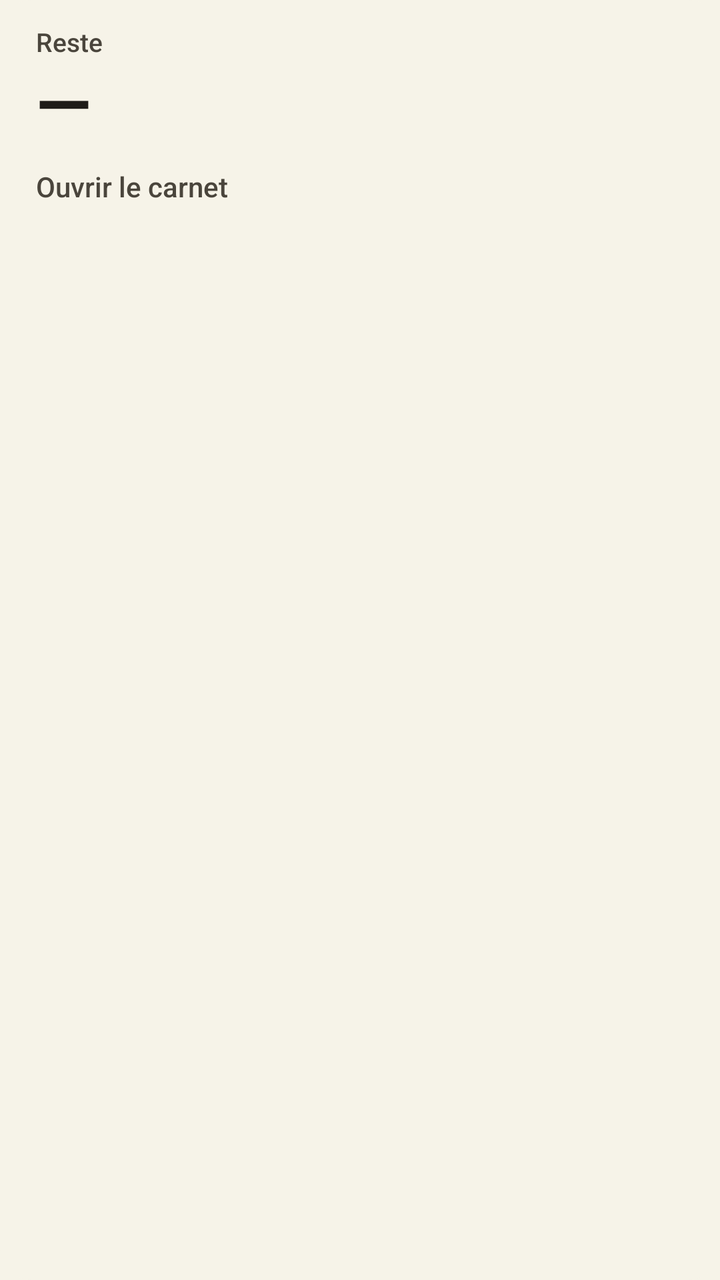
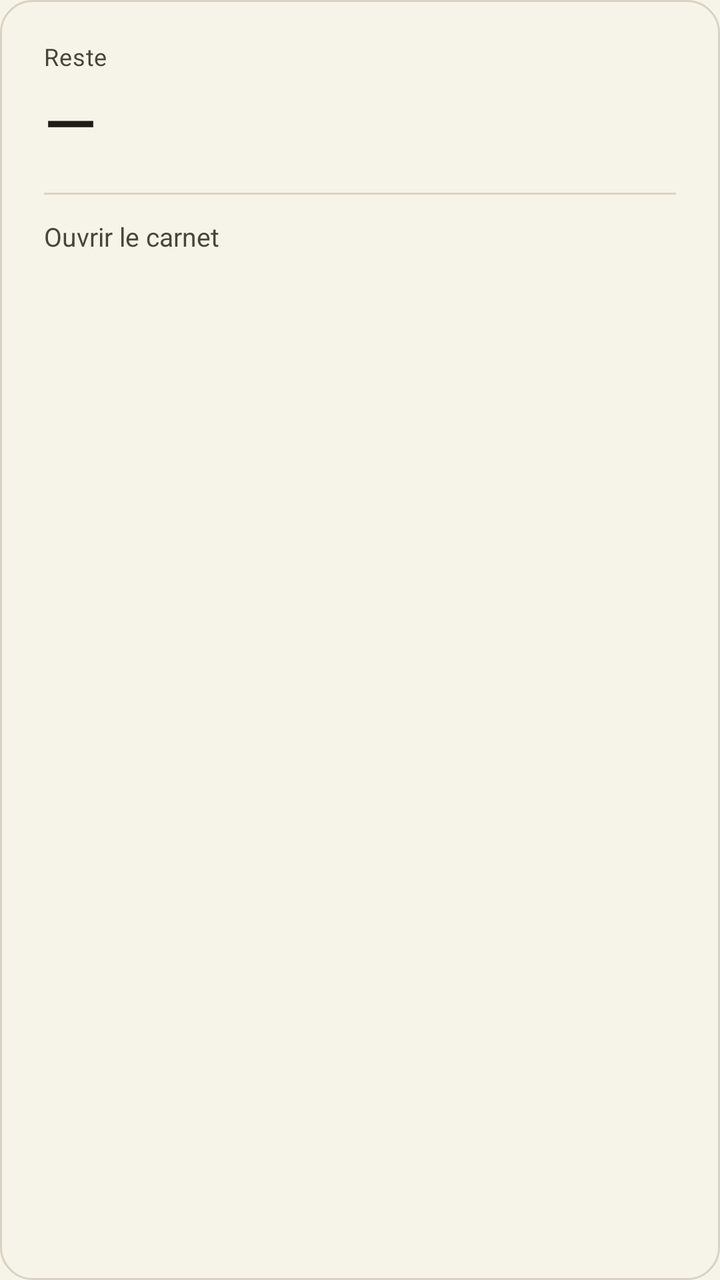

Two renders of the same Android screen: before a commit and after it. Below are the layout's source before the change and the commit's diff.
<!-- AndroidManifest.xml: application theme Theme.MonMoisClair -->
<!-- res/layout/widget_carnet.xml -->
<?xml version="1.0" encoding="utf-8"?>
<LinearLayout xmlns:android="http://schemas.android.com/apk/res/android"
    android:id="@+id/widget_root"
    android:layout_width="match_parent"
    android:layout_height="match_parent"
    android:background="@drawable/widget_carnet_bg"
    android:orientation="vertical"
    android:paddingStart="18dp"
    android:paddingTop="12dp"
    android:paddingEnd="18dp"
    android:paddingBottom="12dp">

    
    <TextView
        android:id="@+id/widget_title"
        android:layout_width="match_parent"
        android:layout_height="wrap_content"
        android:ellipsize="end"
        android:fontFamily="sans-serif-medium"
        android:maxLines="1"
        android:text="Reste"
        android:textColor="@color/widget_muted"
        android:textSize="13sp" />

    <TextView
        android:id="@+id/widget_amount"
        android:layout_width="match_parent"
        android:layout_height="wrap_content"
        android:layout_marginTop="2dp"
        android:ellipsize="end"
        android:includeFontPadding="false"
        android:maxLines="1"
        android:text="—"
        android:textColor="@color/widget_ink"
        android:textSize="36sp"
        android:textStyle="bold" />

    <TextView
        android:id="@+id/widget_line"
        android:layout_width="match_parent"
        android:layout_height="wrap_content"
        android:layout_marginTop="10dp"
        android:ellipsize="end"
        android:fontFamily="sans-serif-medium"
        android:maxLines="2"
        android:text="Ouvrir le carnet"
        android:textColor="@color/widget_muted"
        android:textSize="14sp" />
</LinearLayout>
<!-- resources referenced by this layout -->
<resources>
  <color name="widget_ink">#1E1B18</color>
  <color name="widget_muted">#4A453C</color>
  <!-- drawable widget_carnet_bg (drawable) -->
  <?xml version="1.0" encoding="utf-8"?>
  <shape xmlns:android="http://schemas.android.com/apk/res/android"
      android:shape="rectangle">
      
      <solid android:color="#F6F3E8" />
      <corners android:radius="16dp" />
  </shape>
  <style name="Theme.MonMoisClair" parent="Theme.Material3.Light.NoActionBar">
          
          <item name="android:windowBackground">@color/paper_cream</item>
          
          <item name="android:statusBarColor">@color/paper_cream</item>
          <item name="android:navigationBarColor">@color/paper_cream</item>
          <item name="android:windowLightStatusBar">true</item>
          
      </style>
  <color name="paper_cream">#F6F3E8</color>
</resources>

<!-- the commit's change to res/layout/widget_carnet.xml (unified diff, before → after) -->
@@ -5,10 +5,10 @@
     android:layout_height="match_parent"
     android:background="@drawable/widget_carnet_bg"
     android:orientation="vertical"
-    android:paddingStart="18dp"
-    android:paddingTop="12dp"
-    android:paddingEnd="18dp"
-    android:paddingBottom="12dp">
+    android:paddingStart="22dp"
+    android:paddingTop="20dp"
+    android:paddingEnd="22dp"
+    android:paddingBottom="20dp">
 
     
     <TextView
@@ -16,34 +16,43 @@
         android:layout_width="match_parent"
         android:layout_height="wrap_content"
         android:ellipsize="end"
-        android:fontFamily="sans-serif-medium"
+        android:fontFamily="sans-serif"
+        android:letterSpacing="0.02"
         android:maxLines="1"
         android:text="Reste"
+        android:textAllCaps="false"
         android:textColor="@color/widget_muted"
-        android:textSize="13sp" />
+        android:textSize="12sp" />
 
     <TextView
         android:id="@+id/widget_amount"
         android:layout_width="match_parent"
         android:layout_height="wrap_content"
-        android:layout_marginTop="2dp"
+        android:layout_marginTop="6dp"
         android:ellipsize="end"
+        android:fontFamily="sans-serif-medium"
         android:includeFontPadding="false"
         android:maxLines="1"
         android:text="—"
         android:textColor="@color/widget_ink"
-        android:textSize="36sp"
-        android:textStyle="bold" />
+        android:textSize="34sp" />
+
+    <View
+        android:id="@+id/widget_rule"
+        android:layout_width="match_parent"
+        android:layout_height="1dp"
+        android:layout_marginTop="14dp"
+        android:layout_marginBottom="12dp"
+        android:background="@color/widget_rule" />
 
     <TextView
         android:id="@+id/widget_line"
         android:layout_width="match_parent"
         android:layout_height="wrap_content"
-        android:layout_marginTop="10dp"
         android:ellipsize="end"
-        android:fontFamily="sans-serif-medium"
+        android:fontFamily="sans-serif"
         android:maxLines="2"
         android:text="Ouvrir le carnet"
         android:textColor="@color/widget_muted"
-        android:textSize="14sp" />
+        android:textSize="13sp" />
 </LinearLayout>
<!-- resource entries referenced after the edit -->
@@ -2,12 +2,16 @@
 <resources>
   <color name="widget_ink">#1E1B18</color>
   <color name="widget_muted">#4A453C</color>
+  <color name="widget_rule">#D9D2C3</color>
   <!-- drawable widget_carnet_bg (drawable) -->
   <?xml version="1.0" encoding="utf-8"?>
   <shape xmlns:android="http://schemas.android.com/apk/res/android"
       android:shape="rectangle">
       
       <solid android:color="#F6F3E8" />
+      <stroke
+          android:width="1dp"
+          android:color="#D9D2C3" />
       <corners android:radius="16dp" />
   </shape>
   <style name="Theme.MonMoisClair" parent="Theme.Material3.Light.NoActionBar">
